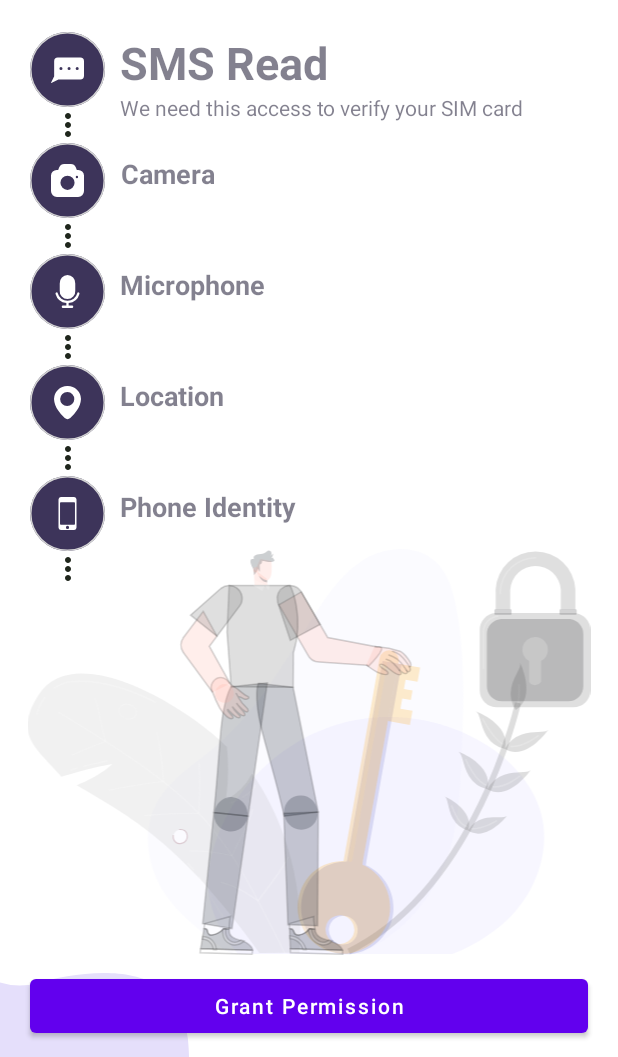
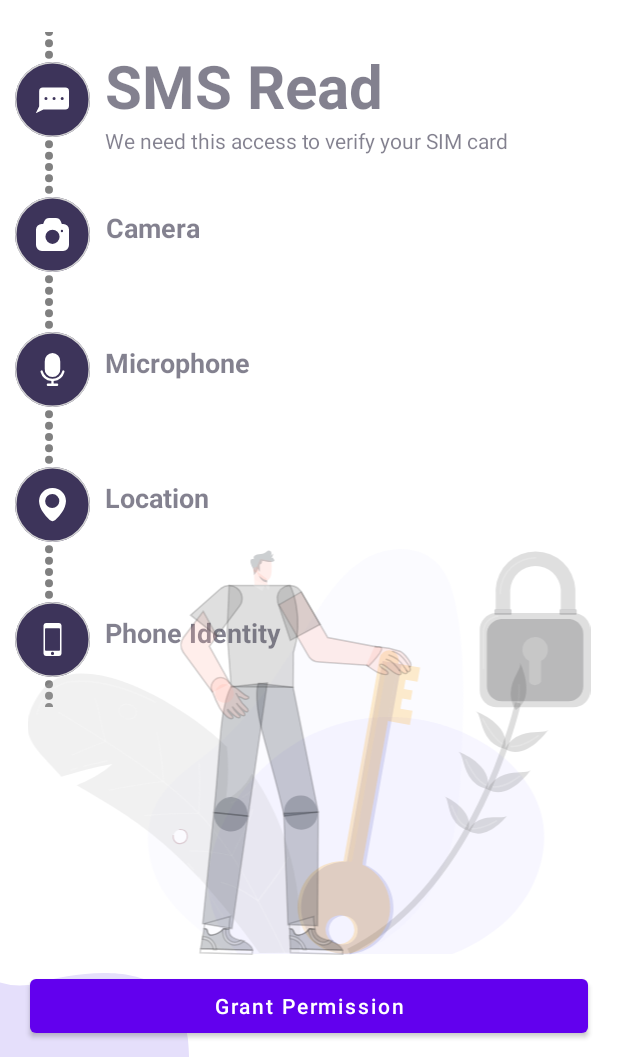
Before and after one commit to surajsahani/OneBanc, an Android app: the OnboardingPermission screen opened directly, with no data from a screen before it, on a phone screen of 412 x 824 dp, the part 179-1236 px from its top. Run offline under Robolectric (Android 15) with nearby library versions, the phone set to English and light mode, and no system bars.

Commit message:
dotted view

```diff
--- /dev/null
+++ b/app/src/main/java/com/martial/salaryup/DotLineView.kt
@@ -0,0 +1,83 @@
+package com.martial.salaryup
+
+import android.content.Context
+import android.graphics.Canvas
+import android.graphics.Color
+import android.graphics.Paint
+import android.util.AttributeSet
+import android.view.View
+import androidx.annotation.ColorInt
+import kotlin.math.roundToInt
+
+/**
+ * @Author: surajsahani
+ * @Date: 19/06/22
+ */
+class DotLineView : View {
+    @ColorInt
+    private var dotColor = Color.WHITE
+        set(value) {
+            field = value
+            invalidate()
+        }
+    private var dotCount = 5
+        set(value) {
+            field = value
+            invalidate()
+        }
+    private var isMirror = false
+        set(value) {
+            field = value
+            invalidate()
+        }
+
+    private val paint = Paint()
+
+    constructor(context: Context?, attrs: AttributeSet) : super(context, attrs) {
+        setup(attrs)
+    }
+
+    constructor(context: Context?, attrs: AttributeSet, defStyleAttr: Int) : super(context, attrs, defStyleAttr) {
+        setup(attrs)
+    }
+
+    @Suppress("unused")
+    constructor(context: Context?, attrs: AttributeSet, defStyleAttr: Int, defStyleRes: Int) : super(context, attrs, defStyleAttr, defStyleRes) {
+        setup(attrs)
+    }
+
+    private fun setup(attrs: AttributeSet) {
+        setupStyleable(attrs)
+        setupCanvasComponent()
+    }
+
+    private fun setupStyleable(attrs: AttributeSet) {
+        val typedArray = context.obtainStyledAttributes(attrs, R.styleable.DotLineView)
+        dotColor = typedArray.getColor(R.styleable.DotLineView_dlv_dotColor, Color.WHITE)
+        dotCount = typedArray.getInt(R.styleable.DotLineView_dlv_dotCount, 5)
+        isMirror = typedArray.getBoolean(R.styleable.DotLineView_dlv_isMirror, false)
+        typedArray.recycle()
+    }
+
+    private fun setupCanvasComponent() {
+        paint.color = dotColor
+    }
+
+    override fun onDraw(canvas: Canvas) {
+        super.onDraw(canvas)
+        val width = width.toFloat()
+        val height = height.toFloat()
+        val dotSpacing = (height * 2 - width * dotCount) / (dotCount + 1)
+        val dotCount = (dotCount.toFloat() / 2).roundToInt()
+        for (index in 0 until dotCount) {
+            val cx = width / 2f
+            val cy: Float = if (isMirror) {
+                height - width * index - dotSpacing * (index + 1) - width / 2
+            } else {
+                width * index + dotSpacing * (index + 1) + width / 2
+            }
+            val radius = width / 2f
+            canvas.drawCircle(cx, cy, radius, paint)
+        }
+    }
+}
--- a/app/src/main/java/com/martial/salaryup/OnboardingPermission.kt
+++ b/app/src/main/java/com/martial/salaryup/OnboardingPermission.kt
@@ -3,12 +3,9 @@ package com.martial.salaryup
 import android.Manifest
 import android.app.AlertDialog
 import android.content.Intent
-import android.content.pm.PackageManager
 import android.os.Build
 import android.os.Bundle
 import android.util.Log
-import android.view.View
-import android.view.accessibility.AccessibilityEvent
 import android.widget.Button
 import android.widget.ImageView
 import android.widget.TextView
@@ -16,7 +13,6 @@ import android.widget.Toast
 import androidx.activity.result.ActivityResultLauncher
 import androidx.activity.result.contract.ActivityResultContracts
 import androidx.appcompat.app.AppCompatActivity
-import androidx.recyclerview.widget.GridLayoutManager
 import androidx.recyclerview.widget.LinearLayoutManager
 import androidx.recyclerview.widget.RecyclerView
 
@@ -52,7 +48,6 @@ class OnboardingPermission : AppCompatActivity() {
         onClick()
 
         //data to populate the data for recyclerView
-        //data to populate the data for recyclerView
         val data: ArrayList<String> = ArrayList()
         for (i in 0..5) {
             data.add("permission # $i")
@@ -60,11 +55,19 @@ class OnboardingPermission : AppCompatActivity() {
 
         permissionRecyclerView = findViewById(R.id.permissionRecyclerView)
         permissionRecyclerView.layoutManager = LinearLayoutManager(this)
-        permissionRecyclerView.adapter = OnboardingPermissionAdapter(data)
-        //permissionRecyclerView.smoothScrollToPosition(0)
-        //permissionRecyclerView.scrollToPosition(data.size - 1)
+        permissionRecyclerView.adapter = OnboardingPermissionAdapter(
+            this,
+            data,
+            object : OnboardingPermissionAdapter.OnClickListener {
+                override fun permissionData(item: String?) {
 
+                }
 
+            })
+        val linearLayoutManager = LinearLayoutManager(this@OnboardingPermission)
+//        linearLayoutManager.reverseLayout = true
+//        linearLayoutManager.stackFromEnd = true
+//        permissionRecyclerView.layoutManager = linearLayoutManager
     }
 
     fun initialize() {
@@ -75,6 +78,7 @@ class OnboardingPermission : AppCompatActivity() {
 
     fun onClick() {
         grantPermission.setOnClickListener {
+
             setupPermission()
         }
         closeIconPermission.setOnClickListener {
--- a/app/src/main/java/com/martial/salaryup/OnboardingPermissionAdapter.kt
+++ b/app/src/main/java/com/martial/salaryup/OnboardingPermissionAdapter.kt
@@ -1,16 +1,20 @@
 package com.martial.salaryup
 
 
+import android.content.Context
 import android.content.pm.PackageManager
-import android.content.res.Resources
-import android.graphics.Typeface
 import android.util.Log
 import android.view.LayoutInflater
 import android.view.View
 import android.view.ViewGroup
+import android.view.animation.Animation
+import android.view.animation.AnimationUtils
+import android.view.animation.RotateAnimation
 import android.widget.ImageView
 import android.widget.TextView
+import android.widget.Toast
 import androidx.core.app.ActivityCompat
+import androidx.core.view.isGone
 import androidx.recyclerview.widget.RecyclerView
 
 
@@ -20,7 +24,11 @@ import androidx.recyclerview.widget.RecyclerView
  */
 
 
-class OnboardingPermissionAdapter(val mContext: ArrayList<String>) :
+open class OnboardingPermissionAdapter(
+    private val context: Context,
+    private var data: ArrayList<String>,
+    private val itemclick: OnClickListener
+) :
     RecyclerView.Adapter<OnboardingPermissionAdapter.OnboardingPermissionHolder>(),
     ActivityCompat.OnRequestPermissionsResultCallback {
 
@@ -42,16 +50,20 @@ class OnboardingPermissionAdapter(val mContext: ArrayList<String>) :
 
     private var checkItem = -1
     private val RECORD_REQUEST_CODE = 101
+    var mcontext: Context? = null
 
     inner class OnboardingPermissionHolder(view: View) : RecyclerView.ViewHolder(view) {
         var tv: TextView? = null
         var subTv: TextView? = null
         var iconsIv: ImageView? = null
-
+        var dlvHeader : View? = null
+        var dlvFooter : View? = null
         init {
             tv = view.findViewById(R.id.tv1Permission)
             subTv = view.findViewById(R.id.tvSub1)
             iconsIv = view.findViewById(R.id.ivIcon)
+            dlvHeader = view.findViewById(R.id.dlv_header)
+            dlvFooter = view.findViewById(R.id.dlv_footer)
         }
     }
 
@@ -69,10 +81,54 @@ class OnboardingPermissionAdapter(val mContext: ArrayList<String>) :
         val subText = liseSizeSub[position]
         val icons = imageList[position]
 
-        if (position%5==0) {
-            holder.tv?.textSize = 30f
-        } else {
-            holder.subTv?.textSize = 0f
+
+        holder.dlvHeader?.visibility = if (position == 0) View.INVISIBLE else View.VISIBLE
+        holder.dlvHeader?.visibility = if (position == 5) View.INVISIBLE else View.VISIBLE
+
+
+        if (position == 0) {
+//            holder.dlvHeader?.visibility = View.INVISIBLE
+            holder.tv?.apply {
+                textSize = 40f
+
+            }
+        }
+        if (position == 1) {
+            holder.tv?.apply {
+
+            }
+            holder.subTv?.apply {
+                textSize = 0f
+            }
+        }
+        if (position == 2) {
+            holder.tv?.apply {
+
+            }
+            holder.subTv?.apply {
+                textSize = 0f
+            }
+        }
+        if (position == 3) {
+            holder.subTv?.apply {
+                textSize = 0f
+            }
+        }
+        if (position == 4) {
+//            holder.dlvFooter?.visibility = View.INVISIBLE
+            holder.subTv?.apply {
+                textSize = 0f
+            }
+        }
+//        if (position % 5 == 0) {
+//            holder.tv?.textSize = 30f
+//            holder.tv.
+//        } else {
+//            holder.subTv?.textSize = 0f
+//        }
+        holder.tv?.setOnClickListener {
+            Toast.makeText(mcontext, "Fuck handler", Toast.LENGTH_SHORT).show()
+            holder.tv?.textSize = 0f
         }
 
         holder.tv?.apply {
@@ -124,6 +180,9 @@ class OnboardingPermissionAdapter(val mContext: ArrayList<String>) :
 
     fun getCheckedSize() = listSize[checkItem]
 
+    private fun onItemClick(position: Int) {
+        Toast.makeText(mcontext, listSize[position], Toast.LENGTH_SHORT).show()
+    }
 
     override fun getItemCount() = listSize.size
 
@@ -154,4 +213,8 @@ class OnboardingPermissionAdapter(val mContext: ArrayList<String>) :
             }
         }
     }
+
+    interface OnClickListener {
+        fun permissionData(item: String?)
+    }
 }
--- /dev/null
+++ b/app/src/main/res/anim/fadein.xml
@@ -0,0 +1,5 @@
+<?xml version="1.0" encoding="utf-8"?>
+<alpha xmlns:android="http://schemas.android.com/apk/res/android"
+    android:duration="1000"
+    android:fromAlpha="0.0"
+    android:toAlpha="1.0" />
--- a/app/src/main/res/layout/item_recyclerview.xml
+++ b/app/src/main/res/layout/item_recyclerview.xml
@@ -1,51 +1,70 @@
 <?xml version="1.0" encoding="utf-8"?>
 <androidx.constraintlayout.widget.ConstraintLayout xmlns:android="http://schemas.android.com/apk/res/android"
+    xmlns:app="http://schemas.android.com/apk/res-auto"
     android:layout_width="match_parent"
-    android:layout_height="wrap_content"
-    xmlns:app="http://schemas.android.com/apk/res-auto">
+    android:layout_height="wrap_content">
+
+
+    <com.martial.salaryup.DotLineView
+        android:id="@+id/dlv_header"
+        android:layout_width="5dp"
+        android:layout_height="20dp"
+        android:layout_marginStart="30dp"
+        app:dlv_dotColor="@color/grey"
+        app:dlv_dotCount="5"
+        app:dlv_isMirror="true"
+        app:layout_constraintStart_toStartOf="parent"
+        app:layout_constraintTop_toTopOf="parent" />
+
 
     <ImageView
         android:id="@+id/ivIcon"
         android:layout_width="0dp"
         android:layout_height="50dp"
-        android:layout_marginStart="20sp"
+        android:layout_marginStart="10sp"
         android:src="@drawable/ic_sms"
-        app:layout_constraintTop_toTopOf="parent"
         app:layout_constraintStart_toStartOf="parent"
+        app:layout_constraintTop_toBottomOf="@id/dlv_header"
         app:layout_constraintVertical_chainStyle="packed" />
-<ImageView
-    android:id="@+id/ivIconMore"
-    app:layout_constraintTop_toBottomOf="@id/ivIcon"
-    app:layout_constraintBottom_toBottomOf="parent"
-    android:src="@drawable/ic_more"
-    android:layout_width="wrap_content"
-    app:layout_constraintStart_toStartOf="@id/ivIcon"
-    app:layout_constraintEnd_toEndOf="@id/ivIcon"
-    android:layout_height="wrap_content"/>
+
+    <com.martial.salaryup.DotLineView
+        android:id="@+id/dlv_footer"
+        android:layout_width="5dp"
+        android:layout_height="20dp"
+        android:layout_below="@+id/ivIcon"
+        android:layout_marginStart="30dp"
+        app:dlv_dotColor="@color/grey"
+        app:dlv_dotCount="5"
+        app:layout_constraintBottom_toBottomOf="parent"
+        app:layout_constraintStart_toStartOf="parent"
+        app:layout_constraintTop_toBottomOf="@id/ivIcon" />
+
+
     <TextView
         android:id="@+id/tv1Permission"
         android:layout_width="wrap_content"
         android:layout_height="wrap_content"
+        android:layout_marginStart="10dp"
         android:gravity="center"
-        android:layout_marginStart="10dp"
         android:text="SMS Read"
         android:textSize="18dp"
+        android:textStyle="bold"
         app:layout_constraintBottom_toTopOf="@id/tvSub1"
-        app:layout_constraintTop_toTopOf="@id/ivIcon"
         app:layout_constraintStart_toEndOf="@id/ivIcon"
-        android:textStyle="bold" />
+        app:layout_constraintTop_toTopOf="@id/ivIcon" />
+
     <TextView
         android:id="@+id/tvSub1"
         android:layout_width="0dp"
         android:layout_height="wrap_content"
+        android:layout_marginStart="10dp"
+        android:layout_marginEnd="20sp"
         android:gravity="left"
         android:paddingEnd="10sp"
-        app:layout_constraintTop_toBottomOf="@id/tv1Permission"
-        android:layout_marginStart="10dp"
-        app:layout_constraintStart_toEndOf="@id/ivIcon"
+        android:text="We need this access for seamless video \nKYC process"
         app:layout_constraintBottom_toBottomOf="@id/ivIcon"
         app:layout_constraintEnd_toEndOf="parent"
-        android:layout_marginEnd="20sp"
-        android:text="We need this access for seamless video \nKYC process" />
+        app:layout_constraintStart_toEndOf="@id/ivIcon"
+        app:layout_constraintTop_toBottomOf="@id/tv1Permission" />
 
 </androidx.constraintlayout.widget.ConstraintLayout>
--- /dev/null
+++ b/app/src/main/res/transition/anim.xml
@@ -0,0 +1,5 @@
+<?xml version="1.0" encoding="utf-8"?>
+<alpha xmlns:android="http://schemas.android.com/apk/res/android"
+    android:fromAlpha="0.0"
+    android:toAlpha="1.0"
+    android:duration="1000" />
--- /dev/null
+++ b/app/src/main/res/values/attr.xml
@@ -0,0 +1,8 @@
+<?xml version="1.0" encoding="utf-8"?>
+<resources>
+    <declare-styleable name="DotLineView">
+        <attr name="dlv_dotCount" format="integer" />
+        <attr name="dlv_dotColor" format="color" />
+        <attr name="dlv_isMirror" format="boolean" />
+    </declare-styleable>
+</resources>
--- a/app/src/main/res/values/colors.xml
+++ b/app/src/main/res/values/colors.xml
@@ -6,6 +6,8 @@
     <color name="teal_200">#FF03DAC5</color>
     <color name="teal_700">#FF018786</color>
     <color name="black">#FF000000</color>
+    <color name="orange">#FF8400</color>
     <color name="white">#FFFFFFFF</color>
     <color name="yellow">#FFFF00</color>
+    <color name="grey">#808080</color>
 </resources>
```
